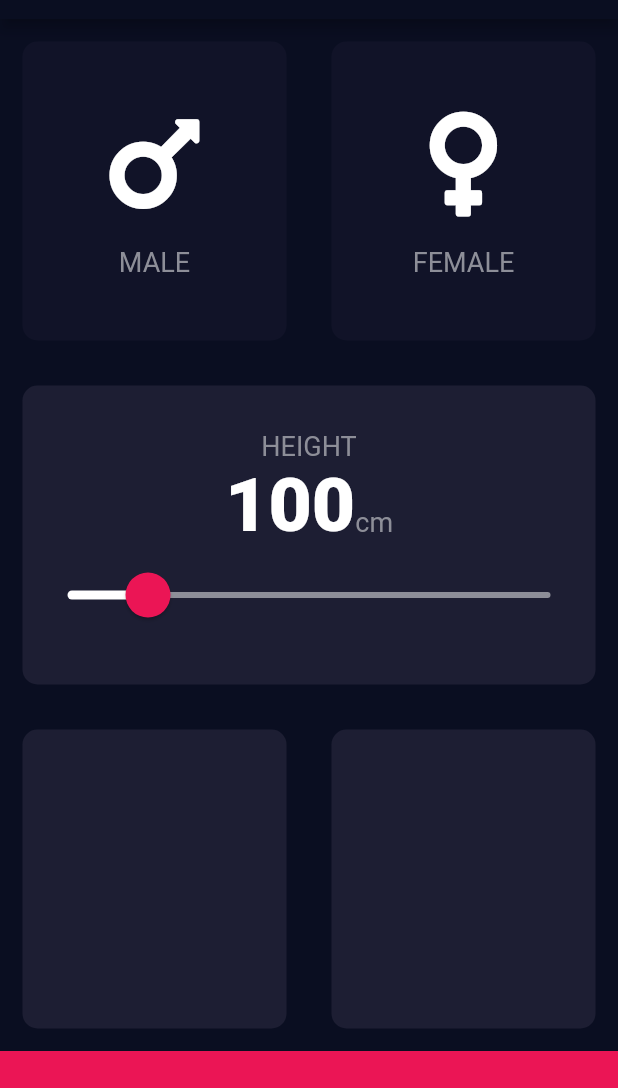
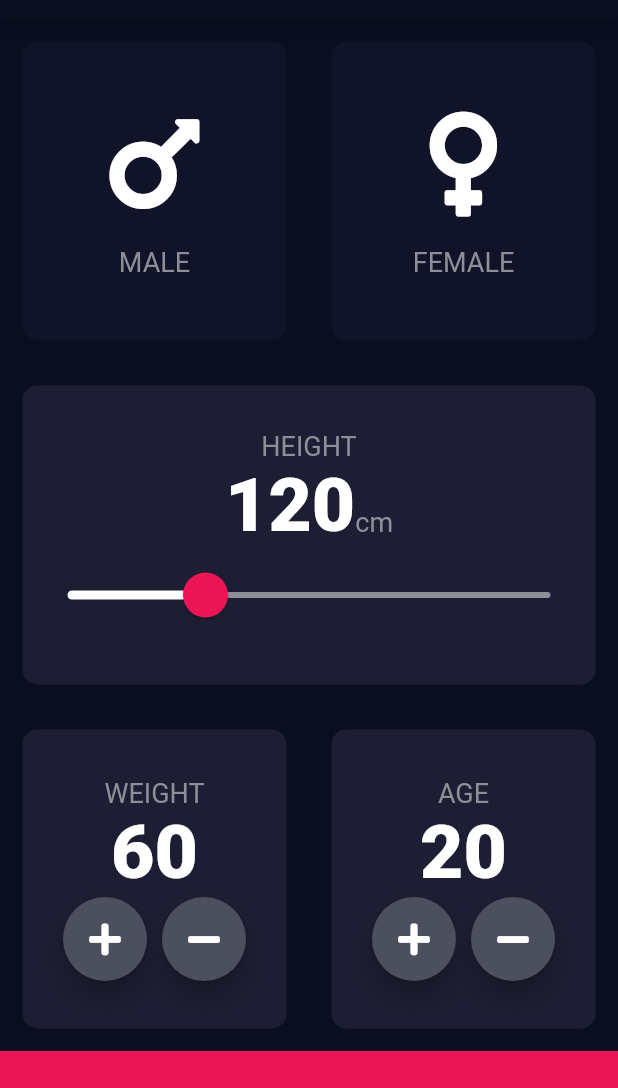
Before and after one commit to RobertWade/BMI-Calculator, a Flutter app: the screen it shows after launch, on a phone screen of 412 x 824 dp, the part 65-1153 px from its top. Run offline on Flutter 3.47's test engine with Material 2 defaults, Android fonts, the phone set to English and light mode, and no system bars; our stand-ins replace font_awesome_flutter.

Commit message:
added custom RoundIconButton

```diff
--- a/lib/input_page.dart
+++ b/lib/input_page.dart
@@ -15,7 +15,9 @@ class InputPage extends StatefulWidget {
 class _InputPageState extends State<InputPage> {
   Gender selectedGender;
 
-  int height = 100;
+  int height = 120;
+  int weight = 60;
+  int age = 20;
 
   @override
   Widget build(BuildContext context) {
@@ -99,7 +101,7 @@ class _InputPageState extends State<InputPage> {
                           child: Slider(
                             value: height.toDouble(),
                             min: 80.0,
-                            max: 200.0,
+                            max: 220.0,
                             inactiveColor: kSecondaryColor,
                             onChanged: (double newValue) {
                               setState(() {
@@ -119,11 +121,87 @@ class _InputPageState extends State<InputPage> {
             child: Row(
               children: <Widget>[
                 Expanded(
-                  child: ReusableCard(color: kActiveCardColor),
+                  child: ReusableCard(
+                    color: kActiveCardColor,
+                    cardChild: Column(
+                      mainAxisAlignment: MainAxisAlignment.center,
+                      children: <Widget>[
+                        Text(
+                          'WEIGHT',
+                          style: kLabelTextStyle,
+                        ),
+                        Text(
+                          weight.toString(),
+                          style: kNumberTextStyle,
+                        ),
+                        Row(
+                          mainAxisAlignment: MainAxisAlignment.center,
+                          children: <Widget>[
+                            RoundIconButton(
+                              icon: FontAwesomeIcons.plus,
+                              tapFunction: () {
+                                setState(() {
+                                  weight++;
+                                });
+                              },
+                            ),
+                            SizedBox(width: 10.0),
+                            RoundIconButton(
+                              icon: FontAwesomeIcons.minus,
+                              tapFunction: () {
+                                setState(() {
+                                  if (weight >= 0) {
+                                    weight--;
+                                  }
+                                });
+                              },
+                            ),
+                          ],
+                        ),
+                      ],
+                    ),
+                  ),
                 ),
                 Expanded(
                   child: ReusableCard(
                     color: kActiveCardColor,
+                    cardChild: Column(
+                      mainAxisAlignment: MainAxisAlignment.center,
+                      children: <Widget>[
+                        Text(
+                          'AGE',
+                          style: kLabelTextStyle,
+                        ),
+                        Text(
+                          age.toString(),
+                          style: kNumberTextStyle,
+                        ),
+                        Row(
+                          mainAxisAlignment: MainAxisAlignment.center,
+                          children: <Widget>[
+                            RoundIconButton(
+                              icon: FontAwesomeIcons.plus,
+                              tapFunction: () {
+                                setState(() {
+                                  age++;
+                                });
+                              },
+                            ),
+                            SizedBox(width: 10.0),
+                            RoundIconButton(
+                              icon: FontAwesomeIcons.minus,
+                              tapFunction: () {
+                                setState(() {
+                                  if (age >= 0) {
+                                    age--;
+                                  }
+                                });
+                              },
+                            ),
+                          ],
+                        ),
+                      ],
+                    ),
                   ),
                 ),
               ],
@@ -138,3 +216,24 @@ class _InputPageState extends State<InputPage> {
     );
   }
 }
+
+class RoundIconButton extends StatelessWidget {
+  RoundIconButton({@required this.icon, @required this.tapFunction});
+  final IconData icon;
+  final Function tapFunction;
+
+  @override
+  Widget build(BuildContext context) {
+    return RawMaterialButton(
+      child: Icon(icon),
+      shape: CircleBorder(),
+      fillColor: Color(0xFF4C4F5E),
+      constraints: BoxConstraints.tightFor(
+        width: 56.0,
+        height: 56.0,
+      ),
+      elevation: 6.0,
+      onPressed: tapFunction,
+    );
+  }
+}
```
